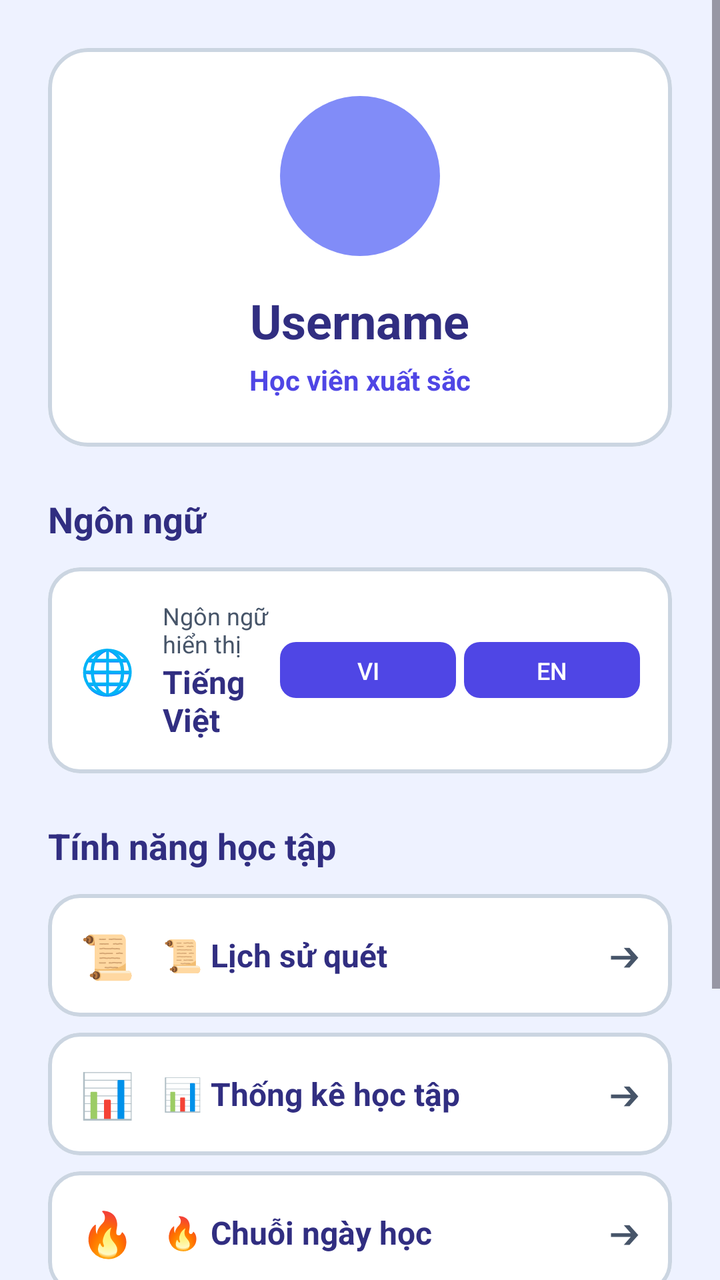
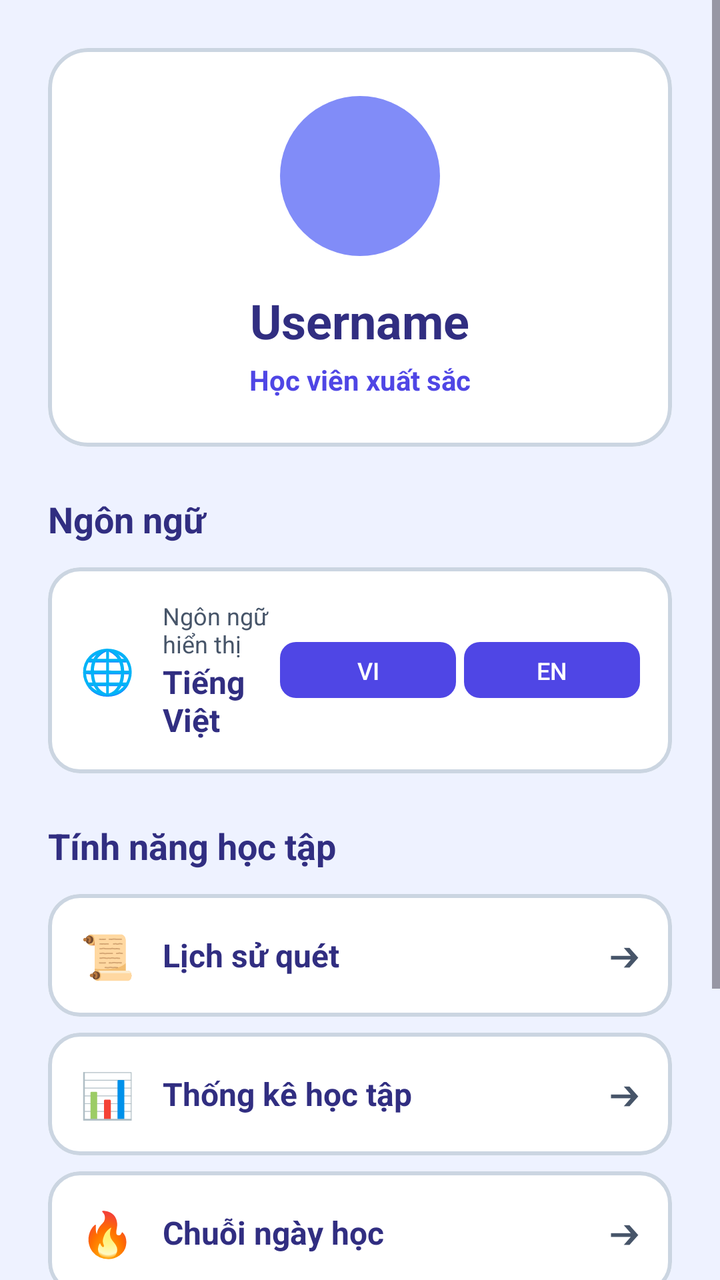

Compare the two renders of this Android layout. The source of the first and the diff that turns it into the second are given below.
<!-- AndroidManifest.xml: application theme Theme.ObjectLanguage -->
<!-- res/layout/fragment_profile.xml -->
<?xml version="1.0" encoding="utf-8"?>
<ScrollView xmlns:android="http://schemas.android.com/apk/res/android"
    xmlns:app="http://schemas.android.com/apk/res-auto"
    android:layout_width="match_parent"
    android:layout_height="match_parent"
    android:background="@color/background"
    android:fillViewport="true">

    <LinearLayout
        android:layout_width="match_parent"
        android:layout_height="wrap_content"
        android:orientation="vertical"
        android:padding="24dp">

        
        <com.google.android.material.card.MaterialCardView
            android:layout_width="match_parent"
            android:layout_height="wrap_content"
            app:cardBackgroundColor="@color/surface"
            app:cardCornerRadius="20dp"
            app:cardElevation="0dp"
            app:strokeWidth="2dp"
            app:strokeColor="@color/divider"
            android:layout_marginBottom="24dp">

            <LinearLayout
                android:layout_width="match_parent"
                android:layout_height="wrap_content"
                android:orientation="vertical"
                android:padding="24dp"
                android:gravity="center">

                <ImageView
                    android:layout_width="80dp"
                    android:layout_height="80dp"
                    android:src="@android:drawable/sym_def_app_icon"
                    android:background="@drawable/circle_bg"
                    android:layout_marginBottom="16dp" />

                <TextView
                    android:id="@+id/tvUsername"
                    android:layout_width="wrap_content"
                    android:layout_height="wrap_content"
                    android:text="Username"
                    android:textColor="@color/text_primary"
                    android:textSize="24sp"
                    android:textStyle="bold" />

                <TextView
                    android:layout_width="wrap_content"
                    android:layout_height="wrap_content"
                    android:text="@string/profile_badge"
                    android:textColor="@color/primary"
                    android:textSize="14sp"
                    android:textStyle="bold"
                    android:layout_marginTop="4dp" />
            </LinearLayout>
        </com.google.android.material.card.MaterialCardView>

        
        <TextView
            android:layout_width="match_parent"
            android:layout_height="wrap_content"
            android:text="@string/profile_section_language"
            android:textColor="@color/text_primary"
            android:textSize="18sp"
            android:textStyle="bold"
            android:layout_marginBottom="12dp" />


        
        <com.google.android.material.card.MaterialCardView
            android:layout_width="match_parent"
            android:layout_height="wrap_content"
            app:cardBackgroundColor="@color/surface"
            app:cardCornerRadius="16dp"
            app:cardElevation="0dp"
            app:strokeWidth="2dp"
            app:strokeColor="@color/divider"
            android:layout_marginBottom="24dp">

            <LinearLayout
                android:layout_width="match_parent"
                android:layout_height="wrap_content"
                android:orientation="horizontal"
                android:padding="16dp"
                android:gravity="center_vertical">

                <TextView
                    android:layout_width="wrap_content"
                    android:layout_height="wrap_content"
                    android:text="🌐"
                    android:textSize="22sp"
                    android:layout_marginEnd="14dp" />

                <LinearLayout
                    android:layout_width="0dp"
                    android:layout_height="wrap_content"
                    android:layout_weight="1"
                    android:orientation="vertical">

                    <TextView
                        android:layout_width="wrap_content"
                        android:layout_height="wrap_content"
                        android:text="@string/profile_display_lang_label"
                        android:textColor="@color/text_secondary"
                        android:textSize="12sp" />

                    <TextView
                        android:id="@+id/tvDisplayLang"
                        android:layout_width="wrap_content"
                        android:layout_height="wrap_content"
                        android:text="@string/profile_display_lang_vi"
                        android:textColor="@color/text_primary"
                        android:textSize="16sp"
                        android:textStyle="bold" />
                </LinearLayout>

                <com.google.android.material.button.MaterialButton
                    android:id="@+id/btnLangVI"
                    android:layout_width="wrap_content"
                    android:layout_height="36dp"
                    android:text="VI"
                    android:textSize="12sp"
                    android:paddingStart="14dp"
                    android:paddingEnd="14dp"
                    app:cornerRadius="8dp"
                    app:backgroundTint="@color/primary"
                    android:layout_marginEnd="4dp" />

                <com.google.android.material.button.MaterialButton
                    android:id="@+id/btnLangEN"
                    android:layout_width="wrap_content"
                    android:layout_height="36dp"
                    android:text="EN"
                    android:textSize="12sp"
                    android:paddingStart="14dp"
                    android:paddingEnd="14dp"
                    app:cornerRadius="8dp"
                    app:backgroundTint="@color/primary" />
            </LinearLayout>
        </com.google.android.material.card.MaterialCardView>

        
        <TextView
            android:layout_width="match_parent"
            android:layout_height="wrap_content"
            android:text="@string/profile_section_features"
            android:textColor="@color/text_primary"
            android:textSize="18sp"
            android:textStyle="bold"
            android:layout_marginBottom="12dp" />

        <com.google.android.material.card.MaterialCardView
            android:id="@+id/cardHistory"
            android:layout_width="match_parent"
            android:layout_height="wrap_content"
            app:cardBackgroundColor="@color/surface"
            app:cardCornerRadius="16dp"
            app:cardElevation="0dp"
            app:strokeWidth="2dp"
            app:strokeColor="@color/divider"
            android:layout_marginBottom="8dp"
            android:clickable="true"
            android:focusable="true"
            android:foreground="?android:attr/selectableItemBackground">

            <LinearLayout
                android:layout_width="match_parent"
                android:layout_height="wrap_content"
                android:orientation="horizontal"
                android:padding="16dp"
                android:gravity="center_vertical">
                <TextView android:layout_width="wrap_content" android:layout_height="wrap_content"
                    android:text="📜" android:textSize="22sp" android:layout_marginEnd="14dp" />
                <TextView android:layout_width="0dp" android:layout_weight="1" android:layout_height="wrap_content"
                    android:text="@string/profile_menu_history" android:textColor="@color/text_primary"
                    android:textSize="16sp" android:textStyle="bold" />
                <TextView android:layout_width="wrap_content" android:layout_height="wrap_content"
                    android:text="➔" android:textColor="@color/text_secondary" android:textSize="16sp" />
            </LinearLayout>
        </com.google.android.material.card.MaterialCardView>

        <com.google.android.material.card.MaterialCardView
            android:id="@+id/cardAnalytics"
            android:layout_width="match_parent"
            android:layout_height="wrap_content"
            app:cardBackgroundColor="@color/surface"
            app:cardCornerRadius="16dp"
            app:cardElevation="0dp"
            app:strokeWidth="2dp"
            app:strokeColor="@color/divider"
            android:layout_marginBottom="8dp"
            android:clickable="true"
            android:focusable="true"
            android:foreground="?android:attr/selectableItemBackground">

            <LinearLayout
                android:layout_width="match_parent"
                android:layout_height="wrap_content"
                android:orientation="horizontal"
                android:padding="16dp"
                android:gravity="center_vertical">
                <TextView android:layout_width="wrap_content" android:layout_height="wrap_content"
                    android:text="📊" android:textSize="22sp" android:layout_marginEnd="14dp" />
                <TextView android:layout_width="0dp" android:layout_weight="1" android:layout_height="wrap_content"
                    android:text="@string/profile_menu_analytics" android:textColor="@color/text_primary"
                    android:textSize="16sp" android:textStyle="bold" />
                <TextView android:layout_width="wrap_content" android:layout_height="wrap_content"
                    android:text="➔" android:textColor="@color/text_secondary" android:textSize="16sp" />
            </LinearLayout>
        </com.google.android.material.card.MaterialCardView>

        <com.google.android.material.card.MaterialCardView
            android:id="@+id/cardStreak"
            android:layout_width="match_parent"
            android:layout_height="wrap_content"
            app:cardBackgroundColor="@color/surface"
            app:cardCornerRadius="16dp"
            app:cardElevation="0dp"
            app:strokeWidth="2dp"
            app:strokeColor="@color/divider"
            android:layout_marginBottom="8dp"
            android:clickable="true"
            android:focusable="true"
            android:foreground="?android:attr/selectableItemBackground">

            <LinearLayout
                android:layout_width="match_parent"
                android:layout_height="wrap_content"
                android:orientation="horizontal"
                android:padding="16dp"
                android:gravity="center_vertical">
                <TextView android:layout_width="wrap_content" android:layout_height="wrap_content"
                    android:text="🔥" android:textSize="22sp" android:layout_marginEnd="14dp" />
                <TextView android:layout_width="0dp" android:layout_weight="1" android:layout_height="wrap_content"
                    android:text="@string/profile_menu_streak" android:textColor="@color/text_primary"
                    android:textSize="16sp" android:textStyle="bold" />
                <TextView android:layout_width="wrap_content" android:layout_height="wrap_content"
                    android:text="➔" android:textColor="@color/text_secondary" android:textSize="16sp" />
            </LinearLayout>
        </com.google.android.material.card.MaterialCardView>

        <com.google.android.material.card.MaterialCardView
            android:id="@+id/cardCollection"
            android:layout_width="match_parent"
            android:layout_height="wrap_content"
            app:cardBackgroundColor="@color/surface"
            app:cardCornerRadius="16dp"
            app:cardElevation="0dp"
            app:strokeWidth="2dp"
            app:strokeColor="@color/divider"
            android:layout_marginBottom="8dp"
            android:clickable="true"
            android:focusable="true"
            android:foreground="?android:attr/selectableItemBackground">

            <LinearLayout
                android:layout_width="match_parent"
                android:layout_height="wrap_content"
                android:orientation="horizontal"
                android:padding="16dp"
                android:gravity="center_vertical">
                <TextView android:layout_width="wrap_content" android:layout_height="wrap_content"
                    android:text="📚" android:textSize="22sp" android:layout_marginEnd="14dp" />
                <TextView android:layout_width="0dp" android:layout_weight="1" android:layout_height="wrap_content"
                    android:text="Bộ sưu tập" android:textColor="@color/text_primary"
                    android:textSize="16sp" android:textStyle="bold" />
                <TextView android:layout_width="wrap_content" android:layout_height="wrap_content"
                    android:text="➔" android:textColor="@color/text_secondary" android:textSize="16sp" />
            </LinearLayout>
        </com.google.android.material.card.MaterialCardView>

        <com.google.android.material.button.MaterialButton
            android:id="@+id/btnLogout"
            android:layout_width="match_parent"
            android:layout_height="56dp"
            android:layout_marginBottom="24dp"
            android:text="@string/profile_btn_logout"
            android:textColor="@color/text_on_primary"
            android:textSize="16sp"
            android:textStyle="bold"
            app:backgroundTint="@color/error"
            app:cornerRadius="16dp" />

    </LinearLayout>
</ScrollView>
<!-- resources referenced by this layout -->
<resources>
  <color name="background">#EEF2FF</color>
  <color name="divider">#CBD5E1</color>
  <color name="error">#EF4444</color>
  <color name="primary">#4F46E5</color>
  <color name="surface">#FFFFFF</color>
  <color name="text_on_primary">#FFFFFF</color>
  <color name="text_primary">#312E81</color>
  <color name="text_secondary">#475569</color>
  <!-- drawable circle_bg (drawable) -->
  <?xml version="1.0" encoding="utf-8"?>
  <shape xmlns:android="http://schemas.android.com/apk/res/android" android:shape="oval">
      <solid android:color="@color/primary_light" />
  </shape>
  <string name="profile_badge">Học viên xuất sắc</string>
  <string name="profile_btn_logout">Đăng xuất</string>
  <string name="profile_display_lang_label">Ngôn ngữ hiển thị</string>
  <string name="profile_display_lang_vi">Tiếng Việt</string>
  <string name="profile_menu_analytics">📊 Thống kê học tập</string>
  <string name="profile_menu_history">📜 Lịch sử quét</string>
  <string name="profile_menu_streak">🔥 Chuỗi ngày học</string>
  <string name="profile_section_features">Tính năng học tập</string>
  <string name="profile_section_language">Ngôn ngữ</string>
  <style name="Theme.ObjectLanguage" parent="Theme.Material3.Light.NoActionBar">
          <item name="colorPrimary">@color/primary</item>
          <item name="colorPrimaryVariant">@color/primary_dark</item>
          <item name="colorOnPrimary">@color/text_on_primary</item>
          <item name="colorSecondary">@color/secondary</item>
          <item name="colorOnSecondary">@color/text_on_primary</item>
          <item name="android:colorBackground">@color/background</item>
          <item name="colorSurface">@color/surface</item>
          <item name="android:statusBarColor">@color/primary_dark</item>
          <item name="android:windowLightStatusBar">false</item>
          <item name="android:navigationBarColor">@color/surface</item>
          <item name="android:windowLightNavigationBar">true</item>
          
          <item name="cardViewStyle">@style/Widget.App.CardView</item>
          <item name="bottomNavigationStyle">@style/Widget.App.BottomNav</item>
      </style>
  <color name="primary_light">#818CF8</color>
  <color name="primary_dark">#312E81</color>
  <color name="secondary">#818CF8</color>
  <style name="Widget.App.CardView" parent="Widget.Material3.CardView.Elevated">
          <item name="cardBackgroundColor">@color/surface</item>
          <item name="cardCornerRadius">20dp</item>
          <item name="cardElevation">2dp</item>
          <item name="strokeWidth">0dp</item>
      </style>
  <style name="Widget.App.BottomNav" parent="Widget.Material3.BottomNavigationView">
          <item name="backgroundTint">@color/bottom_nav_bg</item>
          <item name="itemIconTint">@color/bottom_nav_color</item>
          <item name="itemTextColor">@color/bottom_nav_color</item>
          <item name="itemActiveIndicatorStyle">@style/Widget.App.BottomNav.ActiveIndicator</item>
          <item name="labelVisibilityMode">labeled</item>
          <item name="itemRippleColor">@color/primary_light</item>
      </style>
  <color name="bottom_nav_bg">#FFFFFF</color>
  <style name="Widget.App.BottomNav.ActiveIndicator" parent="Widget.Material3.BottomNavigationView.ActiveIndicator">
          <item name="android:color">@color/surface_variant</item>
          <item name="shapeAppearance">@style/ShapeAppearance.App.SmallComponent</item>
      </style>
  <color name="surface_variant">#E0E7FF</color>
  <style name="ShapeAppearance.App.SmallComponent" parent="ShapeAppearance.Material3.SmallComponent">
          <item name="cornerSize">16dp</item>
      </style>
</resources>

<!-- the commit's change to res/layout/fragment_profile.xml (unified diff, before → after) -->
@@ -264,7 +264,7 @@
                 <TextView android:layout_width="wrap_content" android:layout_height="wrap_content"
                     android:text="📚" android:textSize="22sp" android:layout_marginEnd="14dp" />
                 <TextView android:layout_width="0dp" android:layout_weight="1" android:layout_height="wrap_content"
-                    android:text="Bộ sưu tập" android:textColor="@color/text_primary"
+                    android:text="@string/profile_menu_collection" android:textColor="@color/text_primary"
                     android:textSize="16sp" android:textStyle="bold" />
                 <TextView android:layout_width="wrap_content" android:layout_height="wrap_content"
                     android:text="➔" android:textColor="@color/text_secondary" android:textSize="16sp" />
<!-- resource entries referenced after the edit -->
@@ -17,9 +17,10 @@
   <string name="profile_btn_logout">Đăng xuất</string>
   <string name="profile_display_lang_label">Ngôn ngữ hiển thị</string>
   <string name="profile_display_lang_vi">Tiếng Việt</string>
-  <string name="profile_menu_analytics">📊 Thống kê học tập</string>
-  <string name="profile_menu_history">📜 Lịch sử quét</string>
-  <string name="profile_menu_streak">🔥 Chuỗi ngày học</string>
+  <string name="profile_menu_analytics">Thống kê học tập</string>
+  <string name="profile_menu_collection">Bộ sưu tập</string>
+  <string name="profile_menu_history">Lịch sử quét</string>
+  <string name="profile_menu_streak">Chuỗi ngày học</string>
   <string name="profile_section_features">Tính năng học tập</string>
   <string name="profile_section_language">Ngôn ngữ</string>
   <style name="Theme.ObjectLanguage" parent="Theme.Material3.Light.NoActionBar">
@@ -29,6 +30,7 @@
           <item name="colorSecondary">@color/secondary</item>
           <item name="colorOnSecondary">@color/text_on_primary</item>
           <item name="android:colorBackground">@color/background</item>
+          <item name="android:windowBackground">@color/background</item>
           <item name="colorSurface">@color/surface</item>
           <item name="android:statusBarColor">@color/primary_dark</item>
           <item name="android:windowLightStatusBar">false</item>
